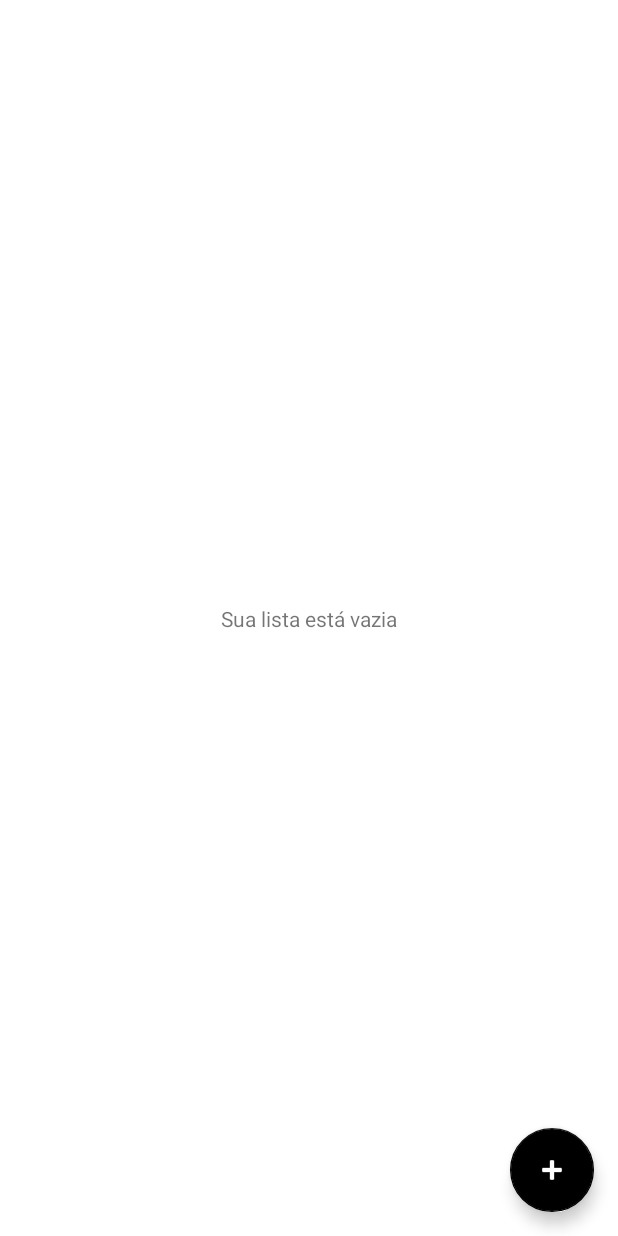
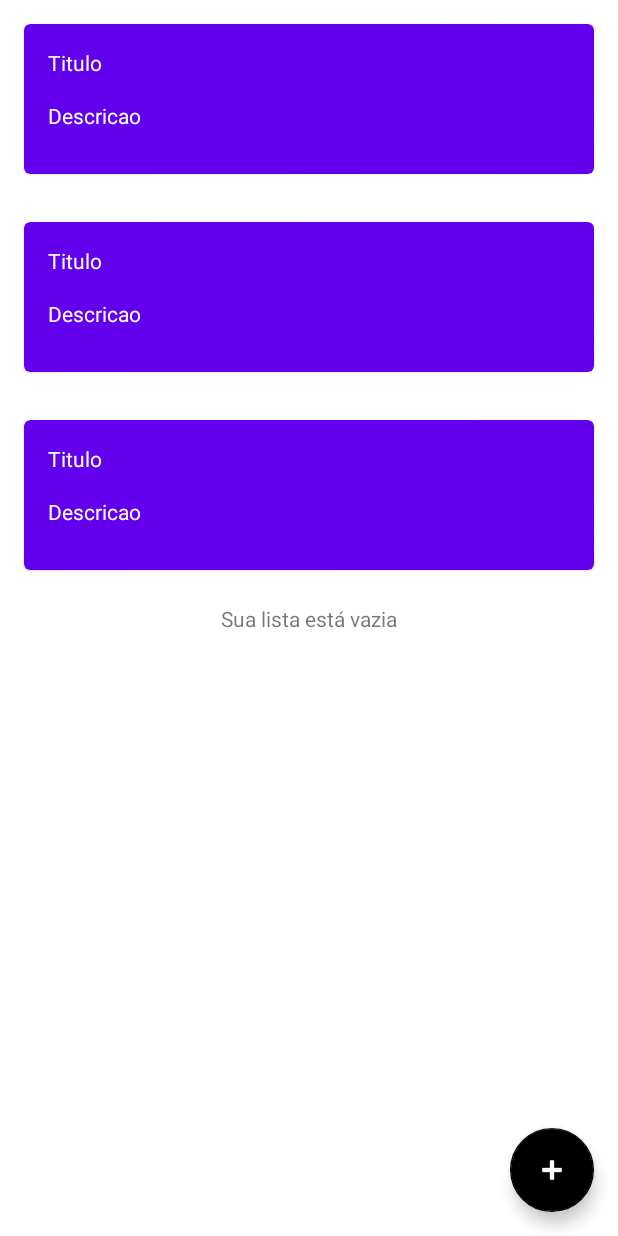
Before and after one commit to juliog85/TodoApp, an Android app: the layout activity_main.xml on its own in the app's theme, with its tools: preview values and no code run, on a phone screen of 412 x 824 dp. Run offline under Robolectric (Android 15) with nearby library versions, the phone set to English and light mode, and no system bars.

Commit message:
feito um monte de coisa, confia

```diff
--- a/app/build.gradle
+++ b/app/build.gradle
@@ -1,6 +1,7 @@
 plugins {
     id 'com.android.application'
     id 'kotlin-android'
+    id 'kotlin-parcelize'
 }
 
 android {
@@ -30,7 +31,7 @@ android {
     kotlinOptions {
         jvmTarget = '1.8'
     }
-    buildFeatures{
+    buildFeatures {
         viewBinding true
     }
 }
--- a/app/src/main/res/layout/activity_main.xml
+++ b/app/src/main/res/layout/activity_main.xml
@@ -16,6 +16,13 @@
         app:layout_constraintRight_toRightOf="parent"
         app:layout_constraintTop_toTopOf="parent" />
 
+    <androidx.recyclerview.widget.RecyclerView
+        android:id="@+id/rvTodo"
+        android:layout_width="match_parent"
+        android:layout_height="match_parent"
+        app:layoutManager="androidx.recyclerview.widget.LinearLayoutManager"
+        tools:listitem="@layout/item_todo" />
+
     <com.google.android.material.floatingactionbutton.FloatingActionButton
         android:id="@+id/fabAdd"
         android:layout_width="wrap_content"
--- /dev/null
+++ b/app/src/main/res/layout/item_todo.xml
@@ -0,0 +1,41 @@
+<?xml version="1.0" encoding="utf-8"?>
+<LinearLayout xmlns:android="http://schemas.android.com/apk/res/android"
+    xmlns:app="http://schemas.android.com/apk/res-auto"
+    xmlns:tools="http://schemas.android.com/tools"
+    android:layout_width="match_parent"
+    android:layout_height="wrap_content">
+
+    <com.google.android.material.card.MaterialCardView
+        android:layout_width="match_parent"
+        android:layout_height="wrap_content"
+        android:layout_margin="16dp"
+        android:backgroundTint="@color/purple_500">
+
+        <androidx.constraintlayout.widget.ConstraintLayout
+            android:layout_width="match_parent"
+            android:layout_height="100dp">
+
+            <TextView
+                android:id="@+id/tvTitulo"
+                android:layout_width="wrap_content"
+                android:layout_height="wrap_content"
+                android:layout_margin="16dp"
+                android:textColor="@color/white"
+                app:layout_constraintStart_toStartOf="parent"
+                app:layout_constraintTop_toTopOf="parent"
+                tools:text="Titulo" />
+
+
+            <TextView
+                android:id="@+id/tvDescricao"
+                android:layout_width="wrap_content"
+                android:layout_height="wrap_content"
+                android:layout_margin="16dp"
+                android:textColor="@color/white"
+                app:layout_constraintStart_toStartOf="parent"
+                app:layout_constraintTop_toBottomOf="@id/tvTitulo"
+                tools:text="Descricao" />
+        </androidx.constraintlayout.widget.ConstraintLayout>
+    </com.google.android.material.card.MaterialCardView>
+
+</LinearLayout>
```
Also changed, not shown: app/src/main/java/com/julio/todoapp/CreateActivity.kt (+16 -5 lines), app/src/main/java/com/julio/todoapp/MainActivity.kt (+31 -6 lines), app/src/main/java/com/julio/todoapp/adapter/TodoAdapter.kt (added, +34 -0 lines), app/src/main/java/com/julio/todoapp/data/Todo.kt (added, +10 -0 lines).
